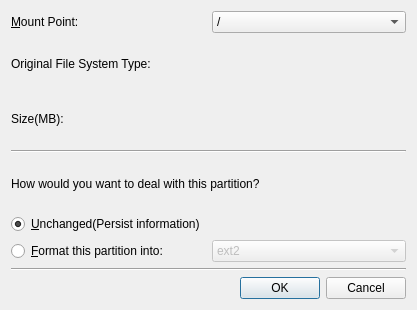
This is libdiskswidget/edit.ui in sonald/isoft-os-installer as Qt 5 draws it before an edit. The edited form follows.
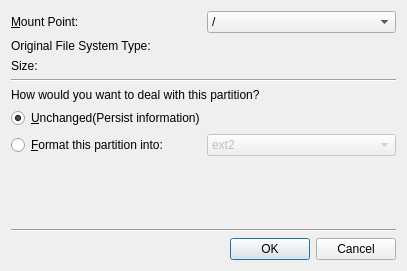
This is the edited form.

```diff
--- a/libdiskswidget/edit.ui
+++ b/libdiskswidget/edit.ui
@@ -6,8 +6,8 @@
    <rect>
     <x>0</x>
     <y>0</y>
-    <width>417</width>
-    <height>310</height>
+    <width>407</width>
+    <height>271</height>
    </rect>
   </property>
   <property name="windowTitle">
@@ -94,7 +94,7 @@
        <item>
         <widget class="QLabel" name="label_4">
          <property name="text">
-          <string>Size(MB): </string>
+          <string>Size: </string>
          </property>
         </widget>
        </item>
@@ -180,6 +180,19 @@
        </item>
       </layout>
      </item>
+     <item>
+      <spacer name="verticalSpacer">
+       <property name="orientation">
+        <enum>Qt::Vertical</enum>
+       </property>
+       <property name="sizeHint" stdset="0">
+        <size>
+         <width>20</width>
+         <height>40</height>
+        </size>
+       </property>
+      </spacer>
+     </item>
      <item>
       <widget class="Line" name="line">
        <property name="orientation">
```
